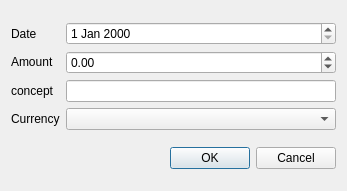
JulianAlejandro/QT_CuentasCPP, file frontend/transaccionbasicadialog.ui: the form before one commit.
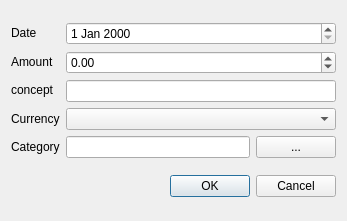
The form after the commit.

What changed in the file:
```diff
--- a/frontend/transaccionbasicadialog.ui
+++ b/frontend/transaccionbasicadialog.ui
@@ -7,7 +7,7 @@
     <x>0</x>
     <y>0</y>
     <width>347</width>
-    <height>191</height>
+     <height>221</height>
    </rect>
   </property>
   <property name="windowTitle">
@@ -46,6 +46,13 @@
          </property>
         </widget>
        </item>
+       <item>
+        <widget class="QLabel" name="label_5">
+         <property name="text">
+          <string>Category</string>
+         </property>
+        </widget>
+       </item>
       </layout>
      </item>
      <item>
@@ -69,6 +76,24 @@
        <item>
         <widget class="QComboBox" name="currencyComboBox"/>
        </item>
+       <item>
+        <layout class="QHBoxLayout" name="horizontalLayout_2">
+         <item>
+          <widget class="QLineEdit" name="categoryLineEdit">
+           <property name="readOnly">
+            <bool>true</bool>
+           </property>
+          </widget>
+         </item>
+         <item>
+          <widget class="QPushButton" name="categorySelectButton">
+           <property name="text">
+            <string>...</string>
+           </property>
+          </widget>
+         </item>
+        </layout>
+       </item>
       </layout>
      </item>
     </layout>
```
Lines whose indentation alone changed are shown as unchanged.
